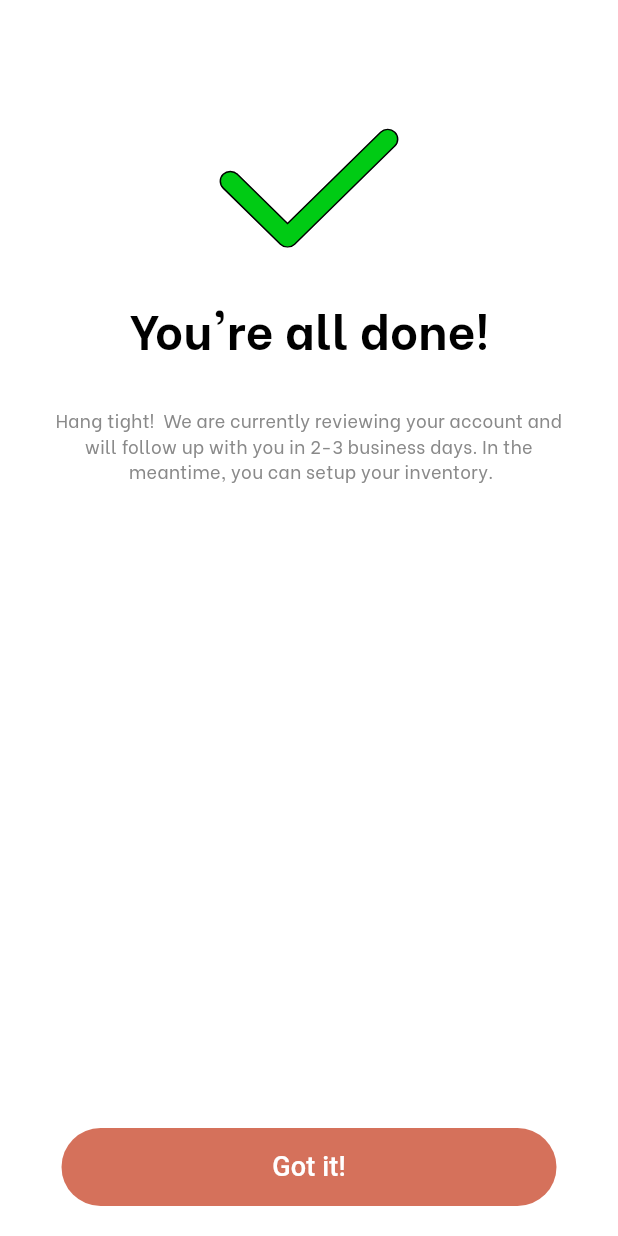
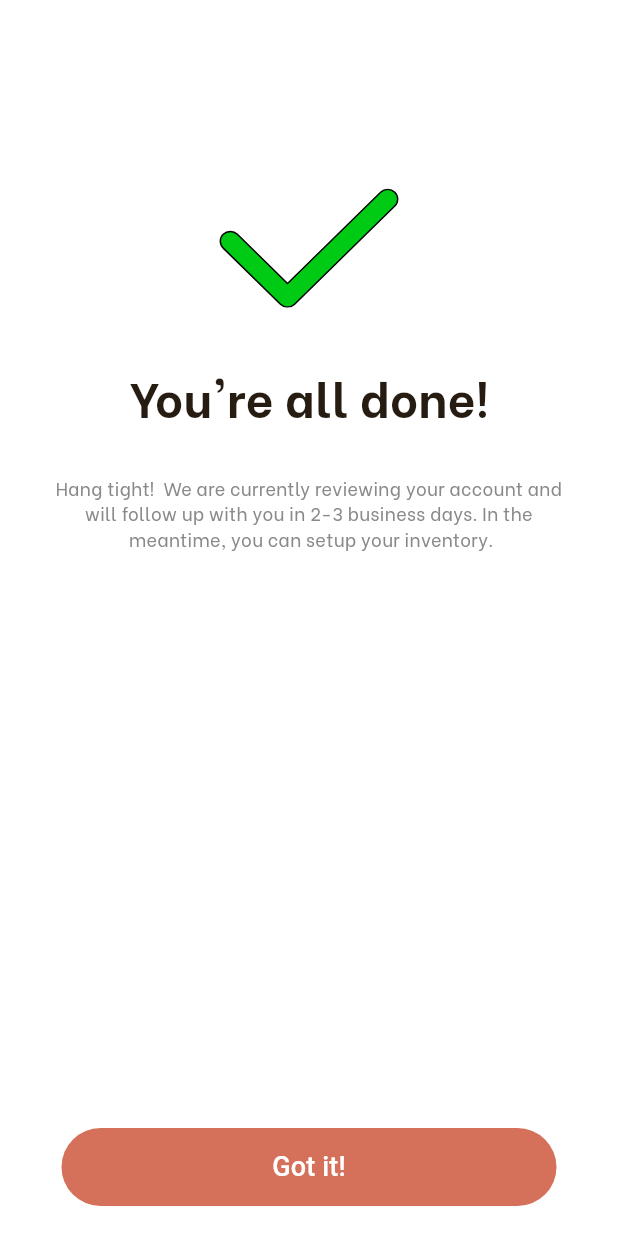
Before and after one commit to asheesh20/software_lab, a Flutter app: the SignupFive screen opened directly, on a phone screen of 412 x 824 dp. Run offline on Flutter 3.47's test engine with Material 3 defaults, Android fonts, the phone set to English and light mode, and no system bars; our stand-ins replace flutter_svg; Roboto replaces fonts that are missing (assets/fonts/BeVietnam-ExtraBold.ttf).

Commit message:
signupfive screen layout finalized

```diff
--- a/lib/main.dart
+++ b/lib/main.dart
@@ -26,8 +26,8 @@ class MyApp extends StatelessWidget {
       //home: SignupOne(),
       //home: SignupTwo(),
       //home: SignupThree(),
-      home: SignupFour(),
-      //home: SignupFive(),
+      //home: SignupFour(),
+      home: SignupFive(),
     );
   }
 }
--- a/lib/views/signup_five.dart
+++ b/lib/views/signup_five.dart
@@ -15,12 +15,12 @@ class _SignupFiveState extends State<SignupFive> {
       backgroundColor: Colors.white,
       body: SafeArea(
           child: Padding(
-        padding: const EdgeInsets.symmetric(horizontal: 22.0, vertical: 15),
+        padding: const EdgeInsets.symmetric(horizontal: 27.0, vertical: 15),
         child: Column(
           crossAxisAlignment: CrossAxisAlignment.center,
           children: [
             const SizedBox(
-              height: 70,
+              height: 110,
             ),
             Center(
               child: SvgPicture.asset(
@@ -30,15 +30,15 @@ class _SignupFiveState extends State<SignupFive> {
               ),
             ),
             const SizedBox(
-              height: 30,
+              height: 35,
             ),
             const Text(
               "You're all done!",
               style: TextStyle(
-                fontFamily: 'BeVietnam',
-                color: Colors.black,
+                color: Color.fromRGBO(38, 28, 18, 1),
                 fontSize: 32,
                 fontWeight: FontWeight.w700,
+                fontFamily: 'BeVietnam',
               ),
             ),
             const SizedBox(
@@ -52,7 +52,7 @@ class _SignupFiveState extends State<SignupFive> {
                   fontFamily: 'BeVietnam',
                   fontWeight: FontWeight.w400,
                   fontSize: 12,
-                  color: Color.fromARGB(255, 137, 137, 137),
+                  color: Color.fromRGBO(137, 137, 137, 1),
                 ),
               ),
             ),
@@ -64,7 +64,7 @@ class _SignupFiveState extends State<SignupFive> {
                   fontFamily: 'BeVietnam',
                   fontWeight: FontWeight.w400,
                   fontSize: 12,
-                  color: Color.fromARGB(255, 137, 137, 137),
+                  color: Color.fromRGBO(137, 137, 137, 1),
                 ),
               ),
             ),
@@ -76,13 +76,13 @@ class _SignupFiveState extends State<SignupFive> {
                   fontFamily: 'BeVietnam',
                   fontWeight: FontWeight.w400,
                   fontSize: 12,
-                  color: Color.fromARGB(255, 137, 137, 137),
+                  color: Color.fromRGBO(137, 137, 137, 1),
                 ),
               ),
             ),
             const Spacer(),
             Padding(
-              padding: const EdgeInsets.symmetric(vertical: 5, horizontal: 0),
+              padding: const EdgeInsets.symmetric(vertical: 5),
               child: Container(
                 decoration:
                     BoxDecoration(borderRadius: BorderRadius.circular(5)),
```
